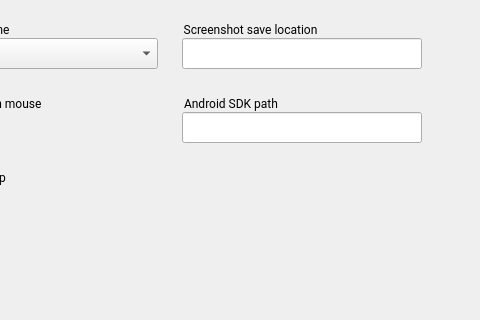
Above: android/skin/qt/extended-pages/settings-page.ui from aosp-mirror/platform_external_qemu before the change; both pictures show x 142 to 622 and y 0 to 320 of the 622 by 580 pixel window. Below: the same form after it.
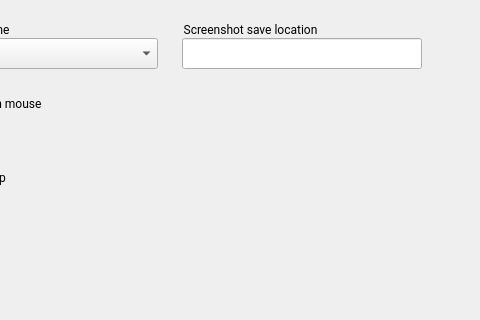
That is the form after the change. Icons and pictures are not drawn.

Commit message:
[ui] Remove the "Android SDK Location" setting.
This setting presents many more problems than benefits, particularly
because it is used for emulator functionality without the user
knowing (screenshot, install, file copy via ADB).

```diff
--- a/android/skin/qt/extended-pages/settings-page.ui
+++ b/android/skin/qt/extended-pages/settings-page.ui
@@ -107,28 +107,6 @@
     <string>Toggle</string>
    </property>
   </widget>
-  <widget class="QLineEdit" name="set_sdkPathBox">
-   <property name="enabled">
-    <bool>true</bool>
-   </property>
-   <property name="geometry">
-    <rect>
-     <x>324</x>
-     <y>112</y>
-     <width>240</width>
-     <height>31</height>
-    </rect>
-   </property>
-   <property name="sizePolicy">
-    <sizepolicy hsizetype="Fixed" vsizetype="Fixed">
-     <horstretch>0</horstretch>
-     <verstretch>0</verstretch>
-    </sizepolicy>
-   </property>
-   <property name="readOnly">
-    <bool>false</bool>
-   </property>
-  </widget>
   <widget class="QGroupBox" name="saveLocationTitle">
    <property name="geometry">
     <rect>
@@ -204,30 +182,6 @@
     <string notr="true">folder</string>
    </property>
   </widget>
-  <widget class="QGroupBox" name="sdkPathTitle">
-   <property name="geometry">
-    <rect>
-     <x>324</x>
-     <y>94</y>
-     <width>211</width>
-     <height>21</height>
-    </rect>
-   </property>
-   <property name="font">
-    <font>
-     <family>Roboto</family>
-    </font>
-   </property>
-   <property name="styleSheet">
-    <string notr="true">border: 0px;</string>
-   </property>
-   <property name="title">
-    <string>Android SDK path</string>
-   </property>
-   <property name="ColorGroup" stdset="0">
-    <string>Title</string>
-   </property>
-  </widget>
   <widget class="QCheckBox" name="set_allowKeyboardGrab">
    <property name="geometry">
     <rect>
```
Left out of the diff: 29 changed lines with no effect on the pictures. The commit also changes 5 other files.
